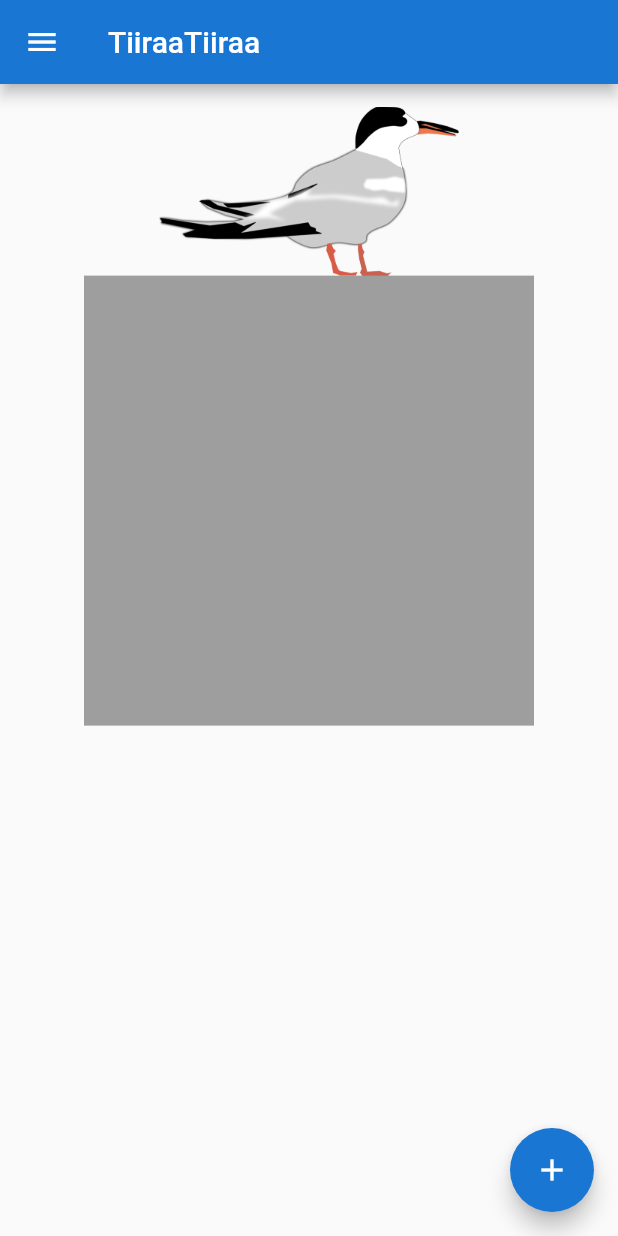
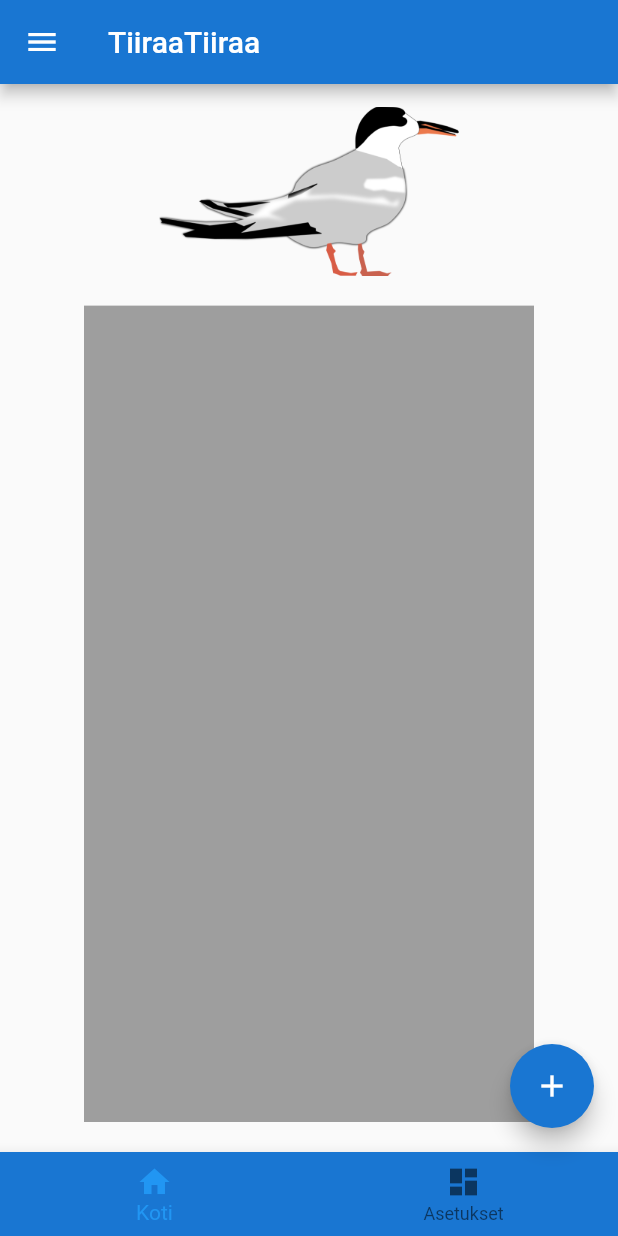
Before and after one commit to HenkkaL/TernRepo, a Flutter app: the screen it shows after launch, on a phone screen of 412 x 824 dp. Run offline on Flutter 3.47's test engine with Material 2 defaults, Android fonts, the phone set to English and light mode, and no system bars; our stand-ins replace moor_flutter, shared_preferences; generated files the repository leaves out were written again.

Commit message:
Lisätty bottom navigation bar

```diff
--- a/src/tern_app/lib/screens/Home.dart
+++ b/src/tern_app/lib/screens/Home.dart
@@ -6,8 +6,10 @@ import 'package:tern_app/models/bird_library.dart';
 import 'package:tern_app/screens/spot_detail.dart';
 import 'package:tern_app/screens/spots.dart';
 import 'package:tern_app/services/bird_service.dart';
+import 'package:tern_app/widgets/shared/app_bottom_navigation_bar.dart';
 import '../data/shared_prefs.dart';
 import '../screens/settings.dart';
+import '../tern_util.dart';
 import 'TernImage.dart';
 
 class HomeScreen extends StatefulWidget {
@@ -26,7 +28,12 @@ class _HomeScreenState extends State<HomeScreen> {
   void initState() {
     getBirds();
     settings = SPSettings();
-    getSettings();
+    settings.init().then((value) {
+      setState(() {
+        settingColor = settings.getColor();
+        fontSize = settings.getFontSize();
+      });
+    });
     super.initState();
   }
 
@@ -34,7 +41,6 @@ class _HomeScreenState extends State<HomeScreen> {
   Widget build(BuildContext context) {
     TernDb spotDb = Provider.of<TernDb>(context);
     return FutureBuilder(
-      future: getSettings(),
       builder: (BuildContext context, AsyncSnapshot<dynamic> snapshot) {
         return Scaffold(
             appBar: AppBar(
@@ -79,8 +85,10 @@ class _HomeScreenState extends State<HomeScreen> {
                     ),
                     onTap: () {
                       Navigator.pop(context);
-                    Navigator.push(context,
-                        MaterialPageRoute(builder: (context) => SpotsScreen()));
+                      Navigator.push(
+                          context,
+                          MaterialPageRoute(
+                              builder: (context) => SpotsScreen()));
                     },
                   ),
                 ],
@@ -92,7 +100,10 @@ class _HomeScreenState extends State<HomeScreen> {
                 child: Column(
                   children: <Widget>[
                     TernImageWidget(),
-                  FutureBuilder(
+                    Expanded(
+                      child: Padding(
+                        padding: EdgeInsets.only(top: 20, bottom: 20.0),
+                        child: FutureBuilder(
                           future: spotDb.getSpots(),
                           builder: (context, snapshot) {
                             if (snapshot.hasData) {
@@ -108,7 +119,8 @@ class _HomeScreenState extends State<HomeScreen> {
                               child: ListView.builder(
                                 itemCount: spots.length,
                                 itemBuilder: (context, index) {
-                            DateFormat formatter = DateFormat('dd/MM/yyyy');
+                                  DateFormat formatter =
+                                      DateFormat('dd/MM/yyyy');
                                   String spotDate = (spots[index].date != null)
                                       ? formatter.format(spots[index].date)
                                       : '';
@@ -121,7 +133,8 @@ class _HomeScreenState extends State<HomeScreen> {
                                       title: Text(
                                           birds
                                               .firstWhere((bird) =>
-                                            bird.id == spots[index].birdId)
+                                                  bird.id ==
+                                                  spots[index].birdId)
                                               .nameFin,
                                           style: TextStyle(
                                             fontSize: fontSize,
@@ -145,31 +158,25 @@ class _HomeScreenState extends State<HomeScreen> {
                             );
                           },
                         ),
+                      ),
+                    ),
                   ],
                 )),
             floatingActionButton: FloatingActionButton(
                 child: Icon(Icons.add),
                 backgroundColor: Color(settingColor),
                 onPressed: () {
-                Spot spot = Spot(id: 0, birdId: 0, date: null, description: '');
+                  Spot spot =
+                      Spot(id: 0, birdId: 0, date: null, description: '');
                   Navigator.push(
                       context,
                       MaterialPageRoute(
                           builder: (context) => SpotDetailScreen(spot, true)));
                 }),
-        );
+            bottomNavigationBar:
+                AppBottomNavigationBar(currentScreen: TernUtil.HOME));
       },
     );
-  }
-
-  Future getSettings() async {
-    settings = SPSettings();
-    settings.init().then((value) {
-      setState(() {
-        settingColor = settings.getColor();
-        fontSize = settings.getFontSize();
-      });
-    });
   }
 
   Future getBirds() async {
--- a/src/tern_app/lib/screens/spots.dart
+++ b/src/tern_app/lib/screens/spots.dart
@@ -1,7 +1,9 @@
 import 'package:flutter/material.dart';
 import 'package:tern_app/models/bird_library.dart';
 import 'package:tern_app/services/bird_service.dart';
+import 'package:tern_app/widgets/shared/app_bottom_navigation_bar.dart';
 import '../data/shared_prefs.dart';
+import '../tern_util.dart';
 import './spot_detail.dart';
 import '../data/moor_db.dart';
 import 'package:intl/intl.dart';
@@ -97,6 +99,9 @@ class _SpotsScreenState extends State<SpotsScreen> {
           );
         },
       ),
+      bottomNavigationBar: AppBottomNavigationBar(
+        currentScreen: TernUtil.SPOTS,
+      ),
     );
   }
 
--- /dev/null
+++ b/src/tern_app/lib/tern_util.dart
@@ -0,0 +1,5 @@
+class TernUtil {
+  static const HOME = "Koti";
+  static const SETTINGS = "Asetukset";
+  static const SPOTS = "Havainnot";
+}
--- /dev/null
+++ b/src/tern_app/lib/widgets/shared/app_bottom_navigation_bar.dart
@@ -0,0 +1,65 @@
+import 'package:flutter/material.dart';
+import 'package:tern_app/data/shared_prefs.dart';
+import 'package:tern_app/screens/Home.dart';
+import 'package:tern_app/screens/spots.dart';
+
+import '../../tern_util.dart';
+
+class AppBottomNavigationBar extends StatefulWidget {
+  final String currentScreen;
+
+  AppBottomNavigationBar({this.currentScreen});
+
+  @override
+  _AppBottomNavigationBarState createState() => _AppBottomNavigationBarState();
+}
+
+class _AppBottomNavigationBarState extends State<AppBottomNavigationBar> {
+  int settingColor = 0xff1976d2;
+  double fontSize = 16;
+  SPSettings settings;
+  @override
+  void initState() {
+    settings = SPSettings();
+    settings.init().then((value) {
+      setState(() {
+        settingColor = settings.getColor();
+        fontSize = settings.getFontSize();
+      });
+    });
+    super.initState();
+  }
+
+  @override
+  Widget build(BuildContext context) {
+    BottomNavigationBar bottomNavigationBar = BottomNavigationBar(
+      type: BottomNavigationBarType.fixed,
+      backgroundColor: Color(settingColor),
+      currentIndex: widget.currentScreen == TernUtil.HOME ? 0 : 1,
+      items: [
+        BottomNavigationBarItem(
+          icon: Icon(Icons.home),
+          label: TernUtil.HOME,
+          //backgroundColor: Color(settingColor)
+        ),
+        BottomNavigationBarItem(
+          icon: Icon(Icons.dashboard),
+          label: TernUtil.SETTINGS,
+          //
+        )
+      ],
+      onTap: (value) {
+        if (value == 0) {
+          Navigator.pop(context);
+          Navigator.push(
+              context, MaterialPageRoute(builder: (context) => HomeScreen()));
+        } else {
+          Navigator.pop(context);
+          Navigator.push(
+              context, MaterialPageRoute(builder: (context) => SpotsScreen()));
+        }
+      },
+    );
+    return bottomNavigationBar;
+  }
+}
```
Lines whose indentation alone changed are shown as unchanged.
